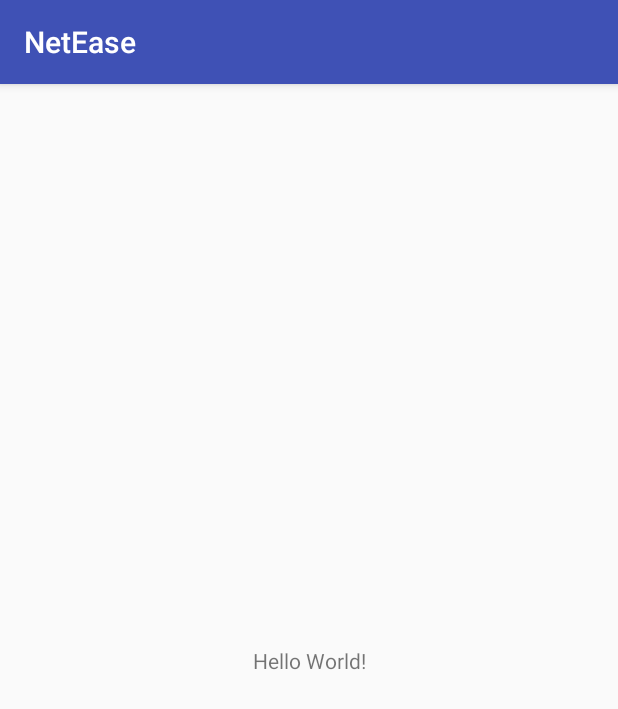
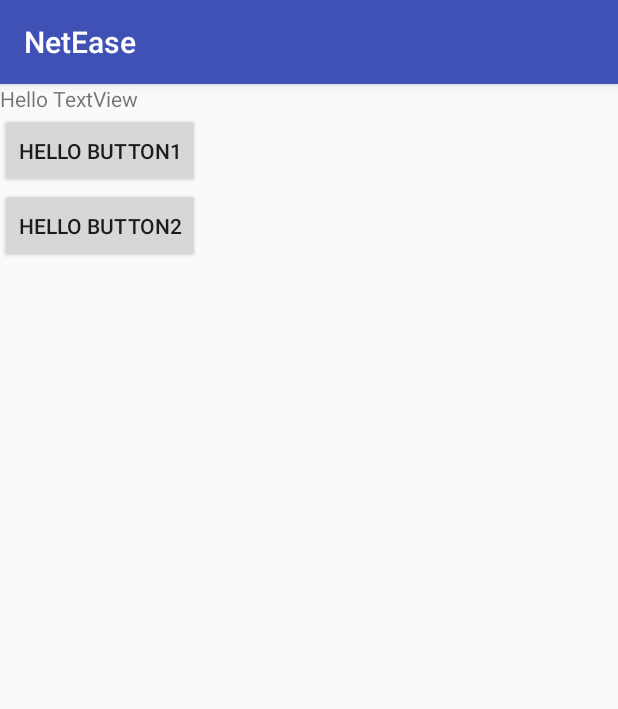
Before and after one commit to jayzqj/ButterKnife, an Android app: the screen it shows after launch (MainActivity), on a phone screen of 412 x 824 dp. Shown: the top 709 px of the screen. Run offline under Robolectric (Android 15) with nearby library versions, the phone set to English and light mode, and no system bars.

Commit message:
完善代码

```diff
--- a/Annotations/src/main/java/com/jay/netease/annotations/BindView.java
+++ b/Annotations/src/main/java/com/jay/netease/annotations/BindView.java
@@ -8,5 +8,5 @@ import java.lang.annotation.Target;
 @Target(ElementType.FIELD)
 @Retention(RetentionPolicy.RUNTIME)
 public @interface BindView {
-    int[] value();
+    int value();
 }
--- a/Annotations/src/main/java/com/jay/netease/annotations/OnClick.java
+++ b/Annotations/src/main/java/com/jay/netease/annotations/OnClick.java
@@ -9,7 +9,7 @@ import java.lang.annotation.Target;
  * Created by zengqingjie on 19/4/24.
  */
 
-@Target(ElementType.FIELD)
+@Target(ElementType.METHOD)
 @Retention(RetentionPolicy.RUNTIME)
 public @interface OnClick {
     int[] value();
--- a/app/build.gradle
+++ b/app/build.gradle
@@ -28,5 +28,5 @@ dependencies {
     implementation 'com.android.support.constraint:constraint-layout:1.1.3'
     implementation project(':library')
     implementation project(':Annotations')
-    implementation project(':Compiler')
+    annotationProcessor project(':Compiler')
 }
--- /dev/null
+++ b/app/src/main/java/com/jay/netease/MainActivity.java
@@ -0,0 +1,41 @@
+package com.jay.netease;
+
+import android.os.Bundle;
+import android.support.annotation.Nullable;
+import android.support.v7.app.AppCompatActivity;
+import android.view.View;
+import android.widget.TextView;
+import android.widget.Toast;
+
+import com.jay.netease.annotations.BindView;
+import com.jay.netease.annotations.OnClick;
+import com.jay.netease.library.ButterKnife;
+
+/**
+ * Created by zengqingjie on 19/4/25.
+ */
+
+public class MainActivity extends AppCompatActivity {
+    @BindView(R.id.tv1)
+    TextView tv1;
+
+    @Override
+    protected void onCreate(@Nullable Bundle savedInstanceState) {
+        super.onCreate(savedInstanceState);
+        setContentView(R.layout.activity_main);
+        ButterKnife.bind(this);
+    }
+
+    @OnClick(R.id.btn1)
+    public void onClick(View view) {
+        Toast.makeText(this, "onClick", Toast.LENGTH_SHORT).show();
+        switch (view.getId()) {
+            case R.id.btn1:
+                tv1.setText("btn1");
+                break;
+            case R.id.btn2:
+                tv1.setText("btn2");
+                break;
+        }
+    }
+}
--- a/app/src/main/java/com/jay/netease/MainActivity.kt
+++ /dev/null
@@ -1,14 +0,0 @@
-package com.jay.netease
-
-import android.os.Bundle
-import android.support.v7.app.AppCompatActivity
-import com.jay.netease.library.ButterKnife
-
-class MainActivity : AppCompatActivity() {
-
-    override fun onCreate(savedInstanceState: Bundle?) {
-        super.onCreate(savedInstanceState)
-        setContentView(R.layout.activity_main)
-        ButterKnife.bind(this);
-    }
-}
--- a/app/src/main/res/layout/activity_main.xml
+++ b/app/src/main/res/layout/activity_main.xml
@@ -1,19 +1,35 @@
 <?xml version="1.0" encoding="utf-8"?>
-<android.support.constraint.ConstraintLayout
+<LinearLayout
     xmlns:android="http://schemas.android.com/apk/res/android"
     xmlns:app="http://schemas.android.com/apk/res-auto"
     xmlns:tools="http://schemas.android.com/tools"
     android:layout_width="match_parent"
     android:layout_height="match_parent"
+    android:orientation="vertical"
     tools:context="com.jay.netease.MainActivity">
 
     <TextView
+        android:id="@+id/tv1"
         android:layout_width="wrap_content"
         android:layout_height="wrap_content"
-        android:text="Hello World!"
+        android:text="Hello TextView"
         app:layout_constraintBottom_toBottomOf="parent"
         app:layout_constraintLeft_toLeftOf="parent"
         app:layout_constraintRight_toRightOf="parent"
         app:layout_constraintTop_toTopOf="parent"/>
 
-</android.support.constraint.ConstraintLayout>
+
+    <Button
+        android:id="@+id/btn1"
+        android:layout_width="wrap_content"
+        android:layout_height="50dp"
+        android:text="Hello Button1"
+      />
+
+    <Button
+        android:id="@+id/btn2"
+        android:layout_width="wrap_content"
+        android:layout_height="50dp"
+        android:text="Hello Button2"
+       />
+</LinearLayout>
--- a/library/src/main/java/com/jay/netease/library/ButterKnife.java
+++ b/library/src/main/java/com/jay/netease/library/ButterKnife.java
@@ -18,7 +18,9 @@ public class ButterKnife {
             Class<?> viewBindingClass = Class.forName(activityName);
             ViewBinder viewBinder = (ViewBinder) viewBindingClass.newInstance();
             viewBinder.bind(activity);
+            Log.i(TAG, "bind success");
         } catch (Exception e) {
+            Log.i(TAG, e.toString());
             e.printStackTrace();
         }
     }
```
Also changed, not shown: Compiler/src/main/java/com/jay/netease/compiler/ButterKnifeProcessor.java (+116 -1 lines), library/src/main/java/com/jay/netease/library/DebouncingOnClickListener.java (added, +16 -0 lines), 28 other files.
